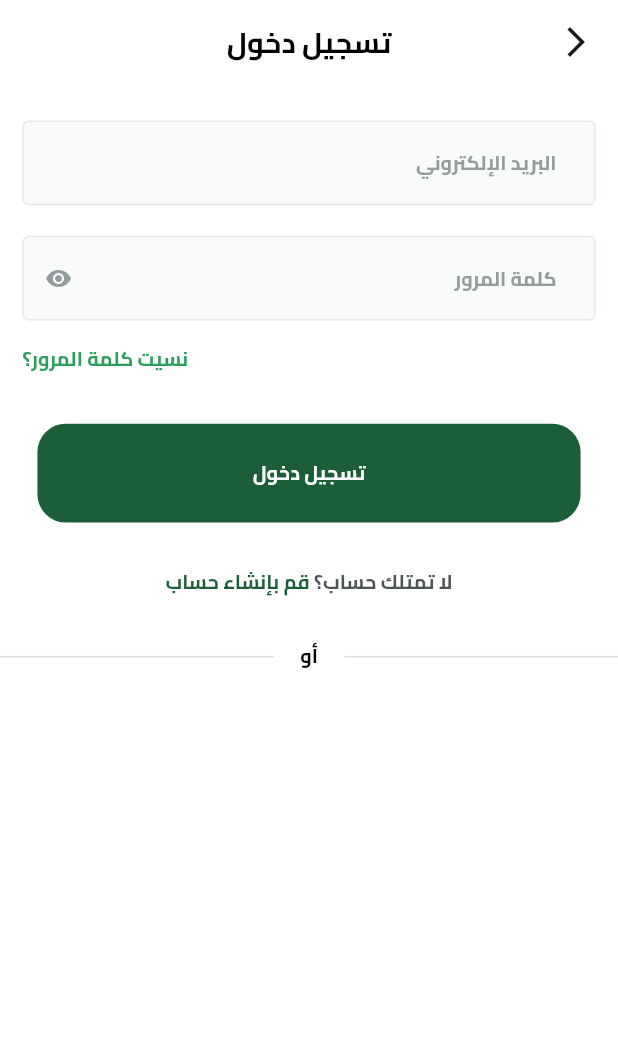
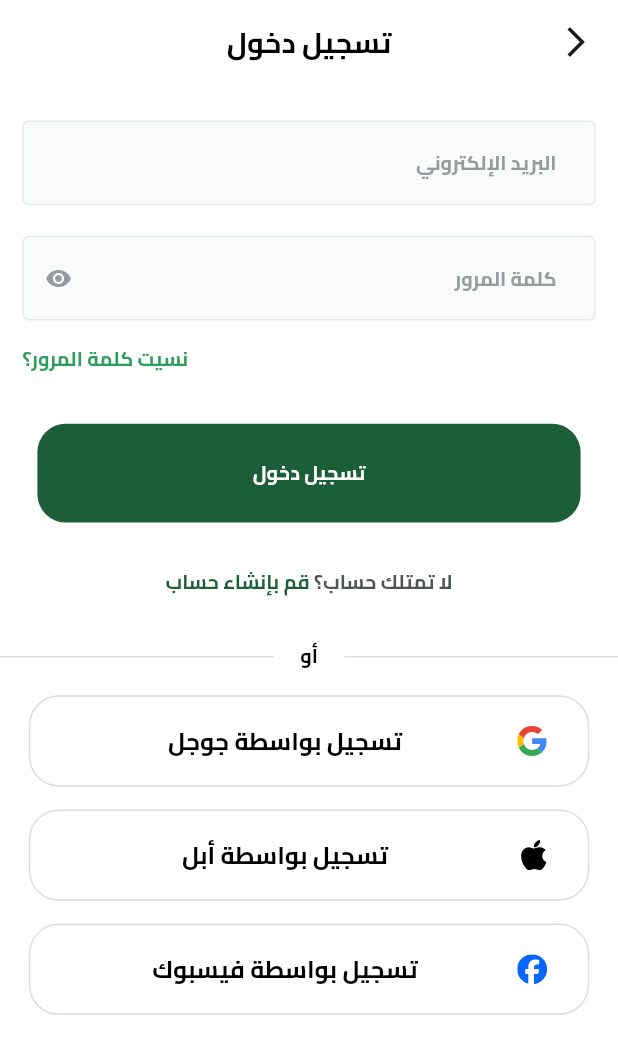
Before and after one commit to Hazem584/Fruits-Hub, a Flutter app: the screen it shows after launch, after a tap on "تخط", on a phone screen of 412 x 824 dp. Shown: the top 1054 px of the screen. Run offline on Flutter 3.47's test engine with Material 3 defaults, Android fonts, the phone set to English and light mode, and no system bars; our stand-ins replace dots_indicator, flutter_screenutil, flutter_svg, shared_preferences.

Commit message:
Add social login buttons and corresponding assets to LoginViewBody

```diff
--- a/lib/core/theming/styles.dart
+++ b/lib/core/theming/styles.dart
@@ -59,4 +59,10 @@ class TextStyles {
     color: AppColors.primaryColor,
     fontFamily: 'Cairo',
   );
+      static TextStyle font16BlackSemiBold = TextStyle(
+    fontSize: 16.sp,
+    fontWeight: FontWeightHelper.semiBold,
+    color: Colors.black,
+    fontFamily: 'Cairo',
+  );
 }
--- a/lib/core/utils/app_images.dart
+++ b/lib/core/utils/app_images.dart
@@ -12,19 +12,23 @@ class Assets {
 
   /// Assets for imagesPageViewItem1Background
   /// assets/images/page_view_item1_background.svg
-  static const String imagesPageViewItem1Background = "assets/images/page_view_item1_background.svg";
+  static const String imagesPageViewItem1Background =
+      "assets/images/page_view_item1_background.svg";
 
   /// Assets for imagesPageViewItem1Image
   /// assets/images/page_view_item1_image.svg
-  static const String imagesPageViewItem1Image = "assets/images/page_view_item1_image.svg";
+  static const String imagesPageViewItem1Image =
+      "assets/images/page_view_item1_image.svg";
 
   /// Assets for imagesPageViewItem2Background
   /// assets/images/page_view_item2_background.svg
-  static const String imagesPageViewItem2Background = "assets/images/page_view_item2_background.svg";
+  static const String imagesPageViewItem2Background =
+      "assets/images/page_view_item2_background.svg";
 
   /// Assets for imagesPageViewItem2Image
   /// assets/images/page_view_item2_image.svg
-  static const String imagesPageViewItem2Image = "assets/images/page_view_item2_image.svg";
+  static const String imagesPageViewItem2Image =
+      "assets/images/page_view_item2_image.svg";
 
   /// Assets for imagesPlant
   /// assets/images/plant.svg
@@ -33,4 +37,7 @@ class Assets {
   /// Assets for imagesSplashBottom
   /// assets/images/splash_bottom.svg
   static const String imagesSplashBottom = "assets/images/splash_bottom.svg";
+  static const String facebookIcon = "assets/images/facebook_icon.svg";
+  static const String googleIcon = "assets/images/google_icon.svg";
+  static const String appleIcon = "assets/images/apple_icon.svg";
 }
--- a/lib/features/login/widgets/login_view_body.dart
+++ b/lib/features/login/widgets/login_view_body.dart
@@ -4,10 +4,12 @@ import 'package:flutter_screenutil/flutter_screenutil.dart';
 import 'package:fruits_e_commerce/core/helper/spacing.dart';
 import 'package:fruits_e_commerce/core/theming/app_colors.dart';
 import 'package:fruits_e_commerce/core/theming/styles.dart';
+import 'package:fruits_e_commerce/core/utils/app_images.dart';
 import 'package:fruits_e_commerce/core/widgets/app_text_button.dart';
 import 'package:fruits_e_commerce/core/widgets/app_text_form_filed.dart';
 import 'package:fruits_e_commerce/core/widgets/or_divider.dart';
 import 'package:fruits_e_commerce/features/login/widgets/dont_have_an_account.dart';
+import 'package:fruits_e_commerce/features/login/widgets/social_login_button.dart';
 
 class LoginViewBody extends StatelessWidget {
   const LoginViewBody({super.key});
@@ -89,6 +91,36 @@ class LoginViewBody extends StatelessWidget {
           const DontHaveAnAccount(),
           verticalSpace(30),
           const OrDivider(),
+          verticalSpace(16),
+          SocialLoginButton(
+            image: Assets.googleIcon,
+            label: Text(
+              "تسجيل بواسطة جوجل",
+              style: TextStyles.font16BlackSemiBold,
+              textAlign: TextAlign.center,
+            ),
+            onPressed: () {},
+          ),
+          verticalSpace(15),
+          SocialLoginButton(
+            image: Assets.appleIcon,
+            label: Text(
+              "تسجيل بواسطة أبل",
+              style: TextStyles.font16BlackSemiBold,
+              textAlign: TextAlign.center,
+            ),
+            onPressed: () {},
+          ),
+          verticalSpace(15),
+          SocialLoginButton(
+            image: Assets.facebookIcon,
+            label: Text(
+              "تسجيل بواسطة فيسبوك",
+              style: TextStyles.font16BlackSemiBold,
+              textAlign: TextAlign.center,
+            ),
+            onPressed: () {},
+          ),
         ],
       ),
     );
--- /dev/null
+++ b/lib/features/login/widgets/social_login_button.dart
@@ -0,0 +1,36 @@
+import 'package:flutter/material.dart';
+import 'package:flutter_screenutil/flutter_screenutil.dart';
+import 'package:flutter_svg/svg.dart';
+
+class SocialLoginButton extends StatelessWidget {
+  const SocialLoginButton({
+    super.key,
+    required this.image,
+    required this.label,
+    required this.onPressed,
+  });
+  final String image;
+  final Widget label;
+  final VoidCallback onPressed;
+  @override
+  Widget build(BuildContext context) {
+    return SizedBox(
+      width: 340.w,
+      height: 60.h,
+      child: TextButton(
+        style: TextButton.styleFrom(
+          shape: RoundedRectangleBorder(
+            side: BorderSide(color: Color(0xFFDCDEDE), width: 1),
+            borderRadius: BorderRadiusGeometry.circular(20),
+          ),
+        ),
+        onPressed: onPressed,
+        child: ListTile(
+          visualDensity: VisualDensity(vertical: VisualDensity.minimumDensity),
+          leading: SvgPicture.asset(image),
+          title: label,
+        ),
+      ),
+    );
+  }
+}
--- a/pubspec.yaml
+++ b/pubspec.yaml
@@ -27,6 +27,7 @@ flutter:
   uses-material-design: true
   assets:
     - assets/images/
+
   fonts:
     - family: Cairo
       fonts:
```
Also changed, not shown: assets/images/apple_icon.svg (added), assets/images/facebook_icon.svg (added), assets/images/google_icon.svg (added).
